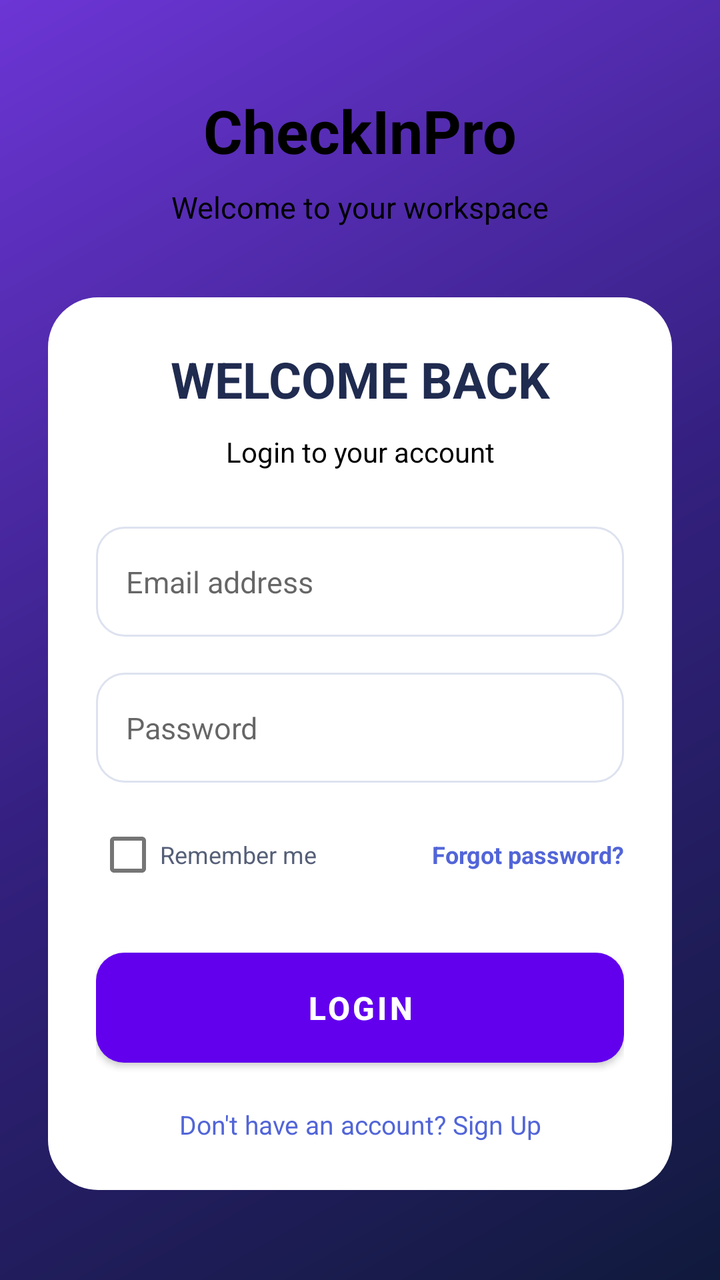
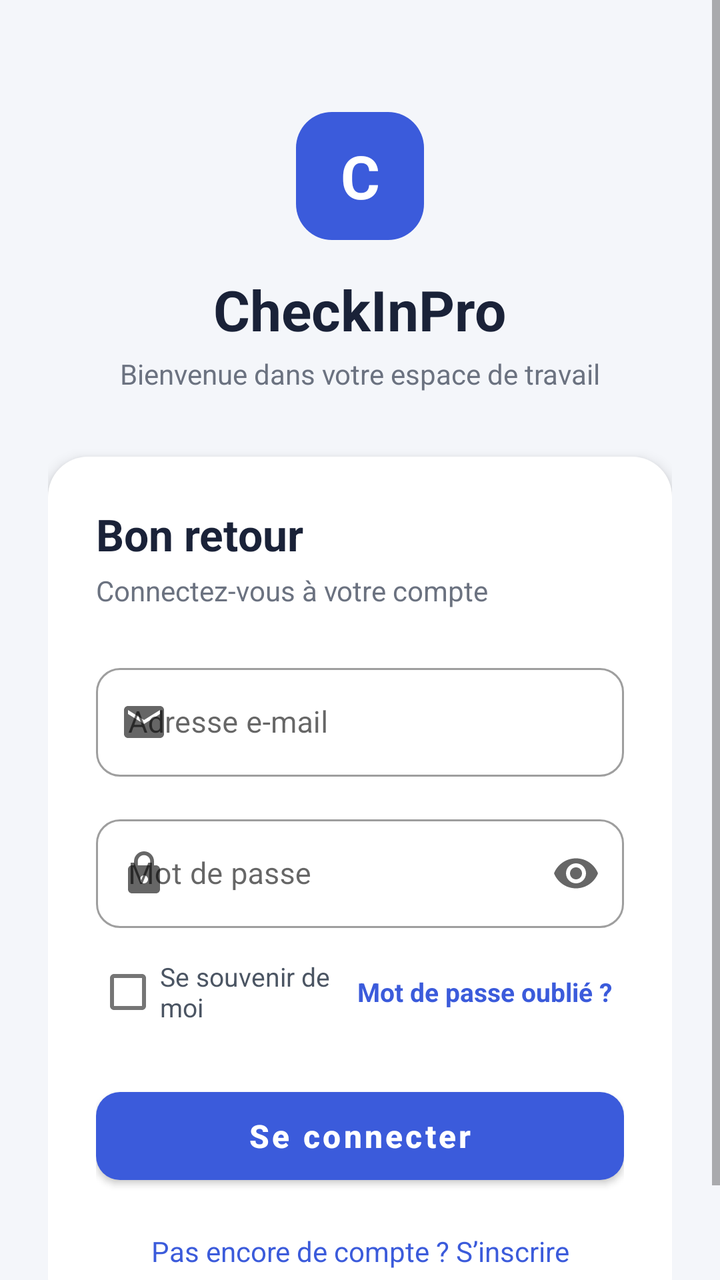

An Android layout rendered at two revisions. The XML below is the earlier revision; the diff shows what the commit changed to produce the second picture.
<!-- AndroidManifest.xml: application theme Theme.CheckInPro -->
<!-- res/layout/activity_main.xml -->
<LinearLayout xmlns:android="http://schemas.android.com/apk/res/android"
    android:layout_width="match_parent"
    android:layout_height="match_parent"
    android:orientation="vertical"
    android:gravity="center"
    android:padding="24dp"
    android:background="@drawable/bg_gradient">

    
    <TextView
        android:layout_width="wrap_content"
        android:layout_height="wrap_content"
        android:text="CheckInPro"
        android:textSize="30sp"
        android:textStyle="bold"
        android:textColor="#FF000000"/>

    <TextView
        android:layout_width="wrap_content"
        android:layout_height="wrap_content"
        android:text="Welcome to your workspace"
        android:textSize="15sp"
        android:textColor="#FF000000"
        android:layout_marginTop="8dp"/>

    
    <LinearLayout
        android:layout_width="match_parent"
        android:layout_height="wrap_content"
        android:orientation="vertical"
        android:padding="24dp"
        android:background="@drawable/login_card"
        android:layout_marginTop="35dp">

        <TextView
            android:id="@+id/txtLogo"
            android:layout_width="match_parent"
            android:layout_height="wrap_content"
            android:text="WELCOME BACK"
            android:textSize="25sp"
            android:textStyle="bold"
            android:textColor="#202B50"
            android:gravity="center"/>

        <TextView
            android:id="@+id/txtSubtitle"
            android:layout_width="match_parent"
            android:layout_height="wrap_content"
            android:text="Login to your account"
            android:textSize="14sp"
            android:textColor="#FF000000"
            android:gravity="center"
            android:layout_marginTop="10dp"
            android:layout_marginBottom="28dp"/>

        
        <EditText
            android:id="@+id/edtEmail"
            android:layout_width="match_parent"
            android:layout_height="55dp"
            android:hint="Email address"
            android:inputType="textEmailAddress"
            android:padding="15dp"
            android:textSize="15sp"
            android:singleLine="true"
            android:background="@drawable/input_background"/>

        
        <EditText
            android:id="@+id/edtPassword"
            android:layout_width="match_parent"
            android:layout_height="55dp"
            android:hint="Password"
            android:inputType="textPassword"
            android:padding="15dp"
            android:textSize="15sp"
            android:singleLine="true"
            android:background="@drawable/input_background"
            android:layout_marginTop="18dp"/>

        
        <LinearLayout
            android:layout_width="match_parent"
            android:layout_height="wrap_content"
            android:orientation="horizontal"
            android:gravity="center_vertical"
            android:layout_marginTop="12dp">

            <CheckBox
                android:id="@+id/chkRemember"
                android:layout_width="0dp"
                android:layout_height="wrap_content"
                android:layout_weight="1"
                android:text="Remember me"
                android:textSize="12sp"
                android:textColor="#555F78"/>

            <TextView
                android:id="@+id/txtForgot"
                android:layout_width="wrap_content"
                android:layout_height="wrap_content"
                android:text="Forgot password?"
                android:textSize="12sp"
                android:textStyle="bold"
                android:textColor="#5265D8"/>

        </LinearLayout>

        
        <Button
            android:id="@+id/btnLogin"
            android:layout_width="match_parent"
            android:layout_height="55dp"
            android:text="LOGIN"
            android:textSize="16sp"
            android:textStyle="bold"
            android:textColor="#FFFFFF"
            android:background="@drawable/login_button"
            android:backgroundTint="@null"
            android:layout_marginTop="25dp"/>

        
        <TextView
            android:id="@+id/txtSignup"
            android:layout_width="match_parent"
            android:layout_height="wrap_content"
            android:text="Don't have an account? Sign Up"
            android:textSize="13sp"
            android:textColor="#5265D8"
            android:gravity="center"
            android:layout_marginTop="22dp"/>

    </LinearLayout>

</LinearLayout>
<!-- resources referenced by this layout -->
<resources>
  <!-- drawable bg_gradient (drawable) -->
  <shape xmlns:android="http://schemas.android.com/apk/res/android">
      <gradient
          android:startColor="#101A3C"
          android:centerColor="#342080"
          android:endColor="#6C35D5"
          android:angle="135"/>
  </shape>
  <!-- drawable input_background (drawable) -->
  <shape xmlns:android="http://schemas.android.com/apk/res/android">
  
      <solid android:color="#FFFFFF"/>
  
      <corners android:radius="14dp"/>
  
      <stroke
          android:width="1dp"
          android:color="#DDE2EF"/>
  
  </shape>
  <!-- drawable login_button (drawable) -->
  <shape xmlns:android="http://schemas.android.com/apk/res/android">
  
      <solid android:color="#5265D8"/>
  
      <corners android:radius="14dp"/>
  
  </shape>
  <!-- drawable login_card (drawable) -->
  <shape xmlns:android="http://schemas.android.com/apk/res/android">
      <solid android:color="#FFFFFF"/>
      <corners android:radius="25dp"/>
  </shape>
  <style name="Theme.CheckInPro" parent="Theme.MaterialComponents.DayNight.DarkActionBar">
          
          <item name="colorPrimary">@color/purple_500</item>
          <item name="colorPrimaryVariant">@color/purple_700</item>
          <item name="colorOnPrimary">@color/white</item>
          
          <item name="colorSecondary">@color/teal_200</item>
          <item name="colorSecondaryVariant">@color/teal_700</item>
          <item name="colorOnSecondary">@color/black</item>
          
          <item name="android:statusBarColor" tools:targetApi="l">?attr/colorPrimaryVariant</item>
          
      </style>
  <color name="purple_500">#FF6200EE</color>
  <color name="purple_700">#FF3700B3</color>
  <color name="white">#FFFFFFFF</color>
  <color name="teal_200">#FF03DAC5</color>
  <color name="teal_700">#FF018786</color>
  <color name="black">#FF000000</color>
</resources>

<!-- the commit's change to res/layout/activity_main.xml (unified diff, before → after) -->
@@ -1,135 +1,174 @@
-<LinearLayout xmlns:android="http://schemas.android.com/apk/res/android"
+<?xml version="1.0" encoding="utf-8"?>
+<ScrollView xmlns:android="http://schemas.android.com/apk/res/android"
+    xmlns:app="http://schemas.android.com/apk/res-auto"
     android:layout_width="match_parent"
     android:layout_height="match_parent"
-    android:orientation="vertical"
-    android:gravity="center"
-    android:padding="24dp"
-    android:background="@drawable/bg_gradient">
+    android:background="#F4F6FA"
+    android:fillViewport="true">
 
-    
-    <TextView
-        android:layout_width="wrap_content"
-        android:layout_height="wrap_content"
-        android:text="CheckInPro"
-        android:textSize="30sp"
-        android:textStyle="bold"
-        android:textColor="#FF000000"/>
-
-    <TextView
-        android:layout_width="wrap_content"
-        android:layout_height="wrap_content"
-        android:text="Welcome to your workspace"
-        android:textSize="15sp"
-        android:textColor="#FF000000"
-        android:layout_marginTop="8dp"/>
-
-    
     <LinearLayout
         android:layout_width="match_parent"
         android:layout_height="wrap_content"
         android:orientation="vertical"
-        android:padding="24dp"
-        android:background="@drawable/login_card"
-        android:layout_marginTop="35dp">
+        android:gravity="center_horizontal"
+        android:paddingStart="24dp"
+        android:paddingEnd="24dp"
+        android:paddingTop="56dp"
+        android:paddingBottom="32dp">
+
+        
+        <TextView
+            android:layout_width="64dp"
+            android:layout_height="64dp"
+            android:background="@drawable/logo_background"
+            android:gravity="center"
+            android:text="C"
+            android:textColor="#FFFFFF"
+            android:textSize="30sp"
+            android:textStyle="bold" />
 
         <TextView
-            android:id="@+id/txtLogo"
-            android:layout_width="match_parent"
+            android:layout_width="wrap_content"
             android:layout_height="wrap_content"
-            android:text="WELCOME BACK"
-            android:textSize="25sp"
-            android:textStyle="bold"
-            android:textColor="#202B50"
-            android:gravity="center"/>
+            android:layout_marginTop="16dp"
+            android:text="CheckInPro"
+            android:textColor="#1A2238"
+            android:textSize="28sp"
+            android:textStyle="bold" />
 
         <TextView
-            android:id="@+id/txtSubtitle"
-            android:layout_width="match_parent"
+            android:layout_width="wrap_content"
             android:layout_height="wrap_content"
-            android:text="Login to your account"
-            android:textSize="14sp"
-            android:textColor="#FF000000"
-            android:gravity="center"
-            android:layout_marginTop="10dp"
-            android:layout_marginBottom="28dp"/>
-
-        
-        <EditText
-            android:id="@+id/edtEmail"
-            android:layout_width="match_parent"
-            android:layout_height="55dp"
-            android:hint="Email address"
-            android:inputType="textEmailAddress"
-            android:padding="15dp"
-            android:textSize="15sp"
-            android:singleLine="true"
-            android:background="@drawable/input_background"/>
-
-        
-        <EditText
-            android:id="@+id/edtPassword"
-            android:layout_width="match_parent"
-            android:layout_height="55dp"
-            android:hint="Password"
-            android:inputType="textPassword"
-            android:padding="15dp"
-            android:textSize="15sp"
-            android:singleLine="true"
-            android:background="@drawable/input_background"
-            android:layout_marginTop="18dp"/>
+            android:layout_marginTop="4dp"
+            android:text="Bienvenue dans votre espace de travail"
+            android:textColor="#6B7280"
+            android:textSize="14sp" />
 
         
         <LinearLayout
             android:layout_width="match_parent"
             android:layout_height="wrap_content"
-            android:orientation="horizontal"
-            android:gravity="center_vertical"
-            android:layout_marginTop="12dp">
-
-            <CheckBox
-                android:id="@+id/chkRemember"
-                android:layout_width="0dp"
-                android:layout_height="wrap_content"
-                android:layout_weight="1"
-                android:text="Remember me"
-                android:textSize="12sp"
-                android:textColor="#555F78"/>
+            android:layout_marginTop="32dp"
+            android:background="@drawable/login_card"
+            android:elevation="4dp"
+            android:orientation="vertical"
+            android:padding="24dp">
 
             <TextView
-                android:id="@+id/txtForgot"
-                android:layout_width="wrap_content"
+                android:id="@+id/txtLogo"
+                android:layout_width="match_parent"
                 android:layout_height="wrap_content"
-                android:text="Forgot password?"
-                android:textSize="12sp"
+                android:text="Bon retour"
+                android:textColor="#1A2238"
+                android:textSize="22sp"
+                android:textStyle="bold" />
+
+            <TextView
+                android:id="@+id/txtSubtitle"
+                android:layout_width="match_parent"
+                android:layout_height="wrap_content"
+                android:layout_marginTop="4dp"
+                android:layout_marginBottom="24dp"
+                android:text="Connectez-vous à votre compte"
+                android:textColor="#6B7280"
+                android:textSize="14sp" />
+
+            
+            <com.google.android.material.textfield.TextInputLayout
+                style="@style/Widget.MaterialComponents.TextInputLayout.OutlinedBox"
+                android:layout_width="match_parent"
+                android:layout_height="wrap_content"
+                android:hint="Adresse e-mail"
+                app:boxCornerRadiusBottomEnd="12dp"
+                app:boxCornerRadiusBottomStart="12dp"
+                app:boxCornerRadiusTopEnd="12dp"
+                app:boxCornerRadiusTopStart="12dp"
+                app:startIconDrawable="@drawable/ic_email">
+
+                <com.google.android.material.textfield.TextInputEditText
+                    android:id="@+id/edtEmail"
+                    android:layout_width="match_parent"
+                    android:layout_height="wrap_content"
+                    android:inputType="textEmailAddress"
+                    android:singleLine="true"
+                    android:textSize="15sp" />
+            </com.google.android.material.textfield.TextInputLayout>
+
+            
+            <com.google.android.material.textfield.TextInputLayout
+                style="@style/Widget.MaterialComponents.TextInputLayout.OutlinedBox"
+                android:layout_width="match_parent"
+                android:layout_height="wrap_content"
+                android:layout_marginTop="16dp"
+                android:hint="Mot de passe"
+                app:boxCornerRadiusBottomEnd="12dp"
+                app:boxCornerRadiusBottomStart="12dp"
+                app:boxCornerRadiusTopEnd="12dp"
+                app:boxCornerRadiusTopStart="12dp"
+                app:endIconMode="password_toggle"
+                app:startIconDrawable="@drawable/ic_lock">
+
+                <com.google.android.material.textfield.TextInputEditText
+                    android:id="@+id/edtPassword"
+                    android:layout_width="match_parent"
+                    android:layout_height="wrap_content"
+                    android:inputType="textPassword"
+                    android:singleLine="true"
+                    android:textSize="15sp" />
+            </com.google.android.material.textfield.TextInputLayout>
+
+            
+            <LinearLayout
+                android:layout_width="match_parent"
+                android:layout_height="wrap_content"
+                android:layout_marginTop="8dp"
+                android:gravity="center_vertical"
+                android:orientation="horizontal">
+
+                <CheckBox
+                    android:id="@+id/chkRemember"
+                    android:layout_width="0dp"
+                    android:layout_height="wrap_content"
+                    android:layout_weight="1"
+                    android:text="Se souvenir de moi"
+                    android:textColor="#4B5563"
+                    android:textSize="13sp" />
+
+                <TextView
+                    android:id="@+id/txtForgot"
+                    android:layout_width="wrap_content"
+                    android:layout_height="wrap_content"
+                    android:background="?attr/selectableItemBackground"
+                    android:padding="6dp"
+                    android:text="Mot de passe oublié ?"
+                    android:textColor="#3B5BDB"
+                    android:textSize="13sp"
+                    android:textStyle="bold" />
+            </LinearLayout>
+
+            
+            <com.google.android.material.button.MaterialButton
+                android:id="@+id/btnLogin"
+                android:layout_width="match_parent"
+                android:layout_height="56dp"
+                android:layout_marginTop="20dp"
+                android:text="Se connecter"
+                android:textAllCaps="false"
+                android:textSize="16sp"
                 android:textStyle="bold"
-                android:textColor="#5265D8"/>
+                app:backgroundTint="#3B5BDB"
+                app:cornerRadius="12dp" />
 
+            
+            <TextView
+                android:id="@+id/txtSignup"
+                android:layout_width="match_parent"
+                android:layout_height="wrap_content"
+                android:layout_marginTop="20dp"
+                android:gravity="center"
+                android:text="Pas encore de compte ? S’inscrire"
+                android:textColor="#3B5BDB"
+                android:textSize="14sp" />
         </LinearLayout>
-
-        
-        <Button
-            android:id="@+id/btnLogin"
-            android:layout_width="match_parent"
-            android:layout_height="55dp"
-            android:text="LOGIN"
-            android:textSize="16sp"
-            android:textStyle="bold"
-            android:textColor="#FFFFFF"
-            android:background="@drawable/login_button"
-            android:backgroundTint="@null"
-            android:layout_marginTop="25dp"/>
-
-        
-        <TextView
-            android:id="@+id/txtSignup"
-            android:layout_width="match_parent"
-            android:layout_height="wrap_content"
-            android:text="Don't have an account? Sign Up"
-            android:textSize="13sp"
-            android:textColor="#5265D8"
-            android:gravity="center"
-            android:layout_marginTop="22dp"/>
-
     </LinearLayout>
-
-</LinearLayout>
+</ScrollView>
<!-- resource entries referenced after the edit -->
@@ -1,37 +1,40 @@
 <!-- resources referenced by this layout -->
 <resources>
-  <!-- drawable bg_gradient (drawable) -->
-  <shape xmlns:android="http://schemas.android.com/apk/res/android">
-      <gradient
-          android:startColor="#101A3C"
-          android:centerColor="#342080"
-          android:endColor="#6C35D5"
-          android:angle="135"/>
+  <!-- drawable ic_email (drawable) -->
+  <vector xmlns:android="http://schemas.android.com/apk/res/android"
+      android:width="24dp"
+      android:height="24dp"
+      android:viewportWidth="24"
+      android:viewportHeight="24"
+      android:tint="#6B7280">
+      <path
+          android:fillColor="@android:color/white"
+          android:pathData="M20,4H4C2.9,4 2.01,4.9 2.01,6L2,18c0,1.1 0.9,2 2,2h16c1.1,0 2,-0.9 2,-2V6C22,4.9 21.1,4 20,4zM20,8l-8,5 -8,-5V6l8,5 8,-5V8z" />
+  </vector>
+  <!-- drawable ic_lock (drawable) -->
+  <vector xmlns:android="http://schemas.android.com/apk/res/android"
+      android:width="24dp"
+      android:height="24dp"
+      android:viewportWidth="24"
+      android:viewportHeight="24"
+      android:tint="#6B7280">
+      <path
+          android:fillColor="@android:color/white"
+          android:pathData="M18,8h-1V6c0,-2.76 -2.24,-5 -5,-5S7,3.24 7,6v2H6c-1.1,0 -2,0.9 -2,2v10c0,1.1 0.9,2 2,2h12c1.1,0 2,-0.9 2,-2V10C20,8.9 19.1,8 18,8zM12,17c-1.1,0 -2,-0.9 -2,-2s0.9,-2 2,-2 2,0.9 2,2S13.1,17 12,17zM15.1,8H8.9V6c0,-1.71 1.39,-3.1 3.1,-3.1 1.71,0 3.1,1.39 3.1,3.1V8z" />
+  </vector>
+  <!-- drawable login_card (drawable) -->
+  <?xml version="1.0" encoding="utf-8"?>
+  <shape xmlns:android="http://schemas.android.com/apk/res/android"
+      android:shape="rectangle">
+      <solid android:color="#FFFFFF" />
+      <corners android:radius="20dp" />
   </shape>
-  <!-- drawable input_background (drawable) -->
-  <shape xmlns:android="http://schemas.android.com/apk/res/android">
-  
-      <solid android:color="#FFFFFF"/>
-  
-      <corners android:radius="14dp"/>
-  
-      <stroke
-          android:width="1dp"
-          android:color="#DDE2EF"/>
-  
-  </shape>
-  <!-- drawable login_button (drawable) -->
-  <shape xmlns:android="http://schemas.android.com/apk/res/android">
-  
-      <solid android:color="#5265D8"/>
-  
-      <corners android:radius="14dp"/>
-  
-  </shape>
-  <!-- drawable login_card (drawable) -->
-  <shape xmlns:android="http://schemas.android.com/apk/res/android">
-      <solid android:color="#FFFFFF"/>
-      <corners android:radius="25dp"/>
+  <!-- drawable logo_background (drawable) -->
+  <?xml version="1.0" encoding="utf-8"?>
+  <shape xmlns:android="http://schemas.android.com/apk/res/android"
+      android:shape="rectangle">
+      <solid android:color="#3B5BDB" />
+      <corners android:radius="18dp" />
   </shape>
   <style name="Theme.CheckInPro" parent="Theme.MaterialComponents.DayNight.DarkActionBar">
           
